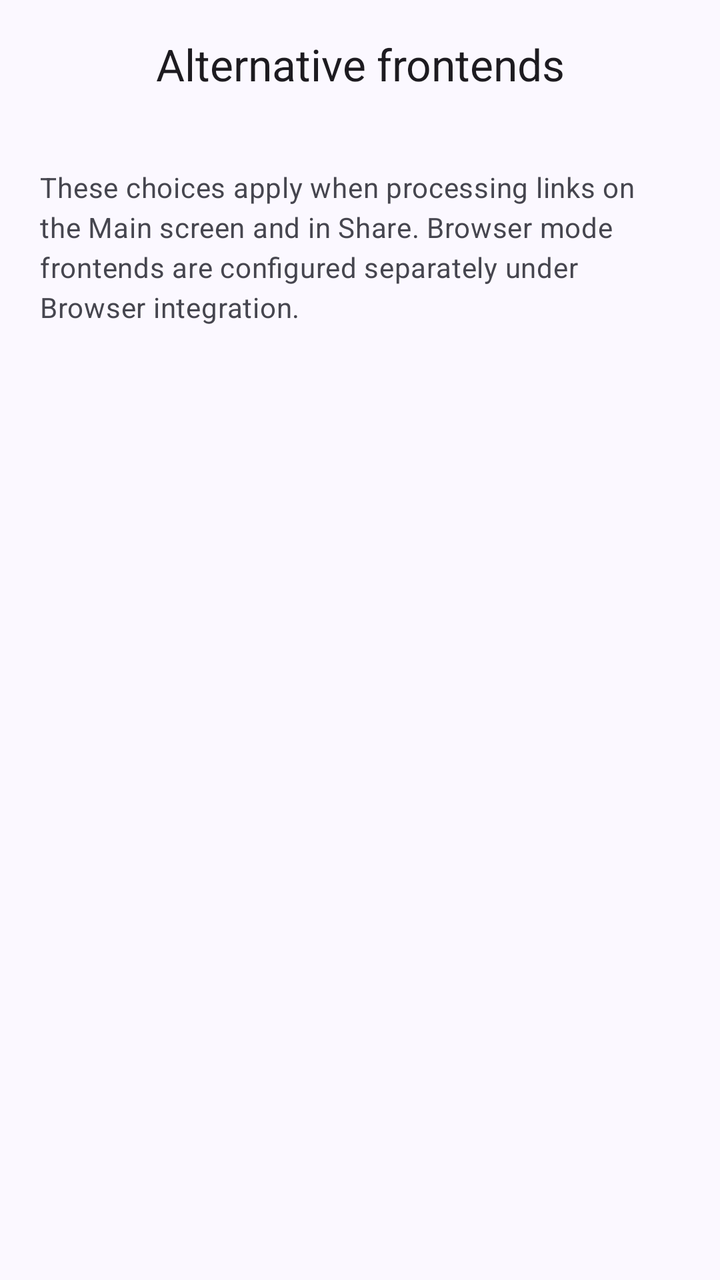
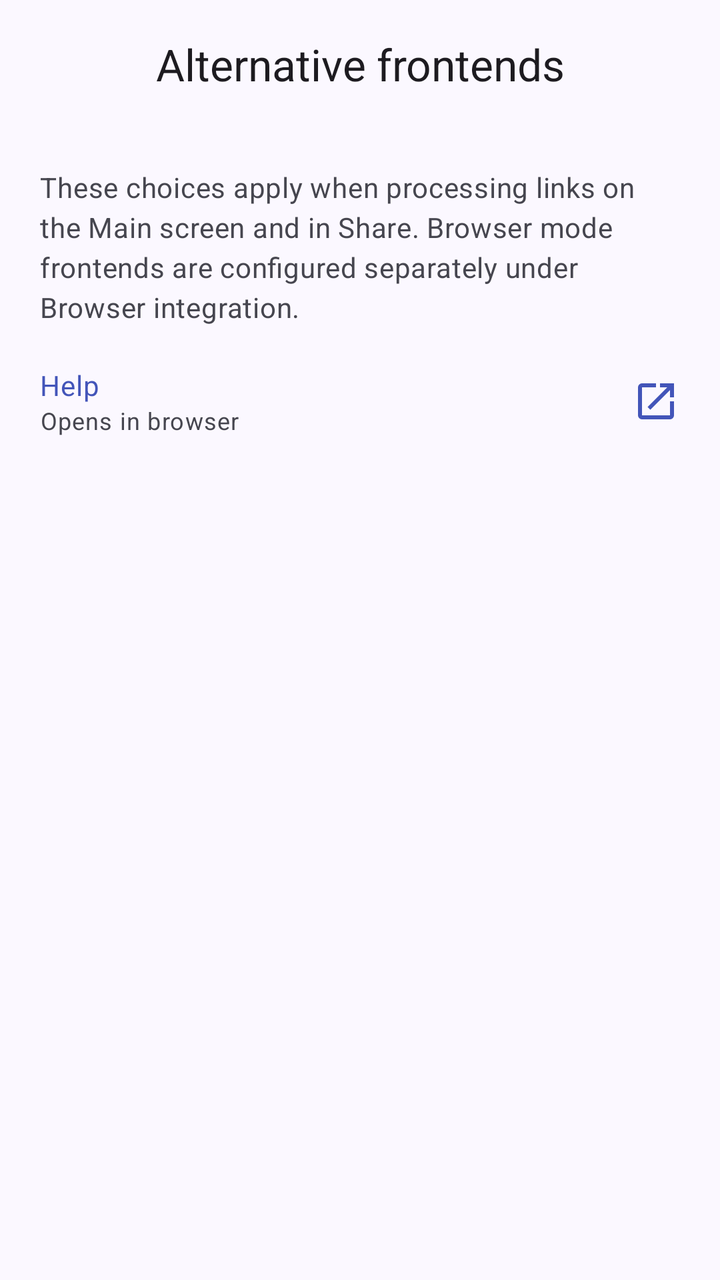

Before-and-after screenshots of an Android layout around one commit, followed by the original layout XML and the change that was made.
<!-- AndroidManifest.xml: activity theme Theme.FixupXer -->
<!-- res/layout/activity_frontend_settings.xml -->
<?xml version="1.0" encoding="utf-8"?>
<androidx.coordinatorlayout.widget.CoordinatorLayout xmlns:android="http://schemas.android.com/apk/res/android"
    xmlns:app="http://schemas.android.com/apk/res-auto"
    xmlns:tools="http://schemas.android.com/tools"
    android:layout_width="match_parent"
    android:layout_height="match_parent"
    android:background="?attr/colorSurface"
    android:fitsSystemWindows="false"
    tools:context=".ui.FrontendSettingsActivity">

    <com.google.android.material.appbar.AppBarLayout
        android:id="@+id/appBarLayout"
        android:layout_width="match_parent"
        android:layout_height="wrap_content"
        android:background="?attr/colorSurface"
        android:outlineProvider="none"
        android:stateListAnimator="@null"
        app:elevation="0dp"
        app:liftOnScroll="false"
        app:liftOnScrollColor="?attr/colorSurface">

        <com.google.android.material.appbar.MaterialToolbar
            android:id="@+id/toolbar"
            android:layout_width="match_parent"
            android:layout_height="wrap_content"
            app:title="@string/alternative_frontends_title"
            app:titleCentered="true"
            app:titleTextAppearance="@style/TextAppearance.Material3.TitleLarge" />
    </com.google.android.material.appbar.AppBarLayout>

    <androidx.core.widget.NestedScrollView
        android:id="@+id/mainScrollView"
        android:layout_width="match_parent"
        android:layout_height="match_parent"
        android:fillViewport="true"
        app:layout_behavior="@string/appbar_scrolling_view_behavior">

        <androidx.constraintlayout.widget.ConstraintLayout
            android:layout_width="match_parent"
            android:layout_height="wrap_content">

            <LinearLayout
                android:layout_width="0dp"
                android:layout_height="wrap_content"
                android:orientation="vertical"
                android:padding="@dimen/padding_large"
                app:layout_constraintEnd_toEndOf="parent"
                app:layout_constraintStart_toStartOf="parent"
                app:layout_constraintTop_toTopOf="parent"
                app:layout_constraintWidth_max="@dimen/settings_content_max_width">

                <TextView
                    android:layout_width="match_parent"
                    android:layout_height="wrap_content"
                    android:layout_marginBottom="@dimen/padding_medium"
                    android:text="@string/alternative_frontends_intro"
                    android:textAppearance="@style/TextAppearance.Material3.BodyMedium"
                    android:textColor="?attr/colorOnSurfaceVariant" />

                <com.google.android.material.card.MaterialCardView
                    android:layout_width="match_parent"
                    android:layout_height="wrap_content"
                    app:cardCornerRadius="@dimen/flow_card_radius">

                    <LinearLayout
                        android:id="@+id/frontendPlatformsContainer"
                        android:layout_width="match_parent"
                        android:layout_height="wrap_content"
                        android:orientation="vertical" />
                </com.google.android.material.card.MaterialCardView>
            </LinearLayout>
        </androidx.constraintlayout.widget.ConstraintLayout>
    </androidx.core.widget.NestedScrollView>
</androidx.coordinatorlayout.widget.CoordinatorLayout>
<!-- resources referenced by this layout -->
<resources>
  <dimen name="flow_card_radius">20dp</dimen>
  <dimen name="padding_large">24dp</dimen>
  <dimen name="padding_medium">16dp</dimen>
  <dimen name="settings_content_max_width">720dp</dimen>
  <string name="alternative_frontends_intro">These choices apply when processing links on the Main screen and in Share. Browser mode frontends are configured separately under Browser integration.</string>
  <string name="alternative_frontends_title">Alternative frontends</string>
  <style name="Theme.FixupXer" parent="Base.Theme.FixupXer" />
  <color name="md_theme_primary">#4355B9</color>
  <color name="md_theme_onPrimary">#FFFFFF</color>
  <color name="md_theme_primaryContainer">#DEE0FF</color>
  <color name="md_theme_onPrimaryContainer">#00105C</color>
  <color name="md_theme_secondary">#5B5D72</color>
  <color name="md_theme_onSecondary">#FFFFFF</color>
  <color name="md_theme_secondaryContainer">#E0E1F9</color>
  <color name="md_theme_onSecondaryContainer">#181A2C</color>
  <color name="md_theme_tertiary">#77536D</color>
  <color name="md_theme_onTertiary">#FFFFFF</color>
  <color name="md_theme_tertiaryContainer">#FFD7F1</color>
  <color name="md_theme_onTertiaryContainer">#2D1228</color>
  <color name="md_theme_error">#BA1A1A</color>
  <color name="md_theme_onError">#FFFFFF</color>
  <color name="md_theme_errorContainer">#FFDAD6</color>
  <color name="md_theme_onErrorContainer">#410002</color>
  <color name="md_theme_background">#FBF8FF</color>
  <color name="md_theme_onBackground">#1B1B21</color>
  <color name="md_theme_surface">#FBF8FF</color>
  <color name="md_theme_onSurface">#1B1B21</color>
  <color name="md_theme_surfaceVariant">#E3E1EC</color>
  <color name="md_theme_onSurfaceVariant">#46464F</color>
  <color name="md_theme_outline">#767680</color>
  <color name="md_theme_outlineVariant">#C7C5D0</color>
  <color name="md_theme_surfaceContainerLowest">#FFFFFF</color>
  <color name="md_theme_surfaceContainerLow">#F5F2FA</color>
  <color name="md_theme_surfaceContainer">#EFEDF4</color>
  <color name="md_theme_surfaceContainerHigh">#E9E7EF</color>
  <color name="md_theme_surfaceContainerHighest">#E4E1E9</color>
  <color name="md_theme_inverseSurface">#303036</color>
  <color name="md_theme_inverseOnSurface">#F2EFF7</color>
  <color name="md_theme_inversePrimary">#BAC3FF</color>
  <style name="CardStyle" parent="Widget.Material3.CardView.Elevated">
          <item name="cardCornerRadius">@dimen/card_corner_radius</item>
          <item name="cardElevation">0dp</item>
          <item name="strokeWidth">@dimen/card_stroke_width</item>
          <item name="strokeColor">@color/md_theme_outlineVariant</item>
      </style>
  <style name="SwitchStyle" parent="Widget.Material3.CompoundButton.MaterialSwitch" />
  <style name="ButtonStyle" parent="Widget.Material3.Button" />
  <dimen name="card_corner_radius">12dp</dimen>
  <dimen name="card_stroke_width">1dp</dimen>
  <!-- unchanged entries left out for length: 1 -->
</resources>

<!-- the commit's change to res/layout/activity_frontend_settings.xml (unified diff, before → after) -->
@@ -57,6 +57,12 @@
                     android:textAppearance="@style/TextAppearance.Material3.BodyMedium"
                     android:textColor="?attr/colorOnSurfaceVariant" />
 
+                <include
+                    android:id="@+id/frontendsHelp"
+                    layout="@layout/view_help_link"
+                    android:layout_width="match_parent"
+                    android:layout_height="wrap_content" />
+
                 <com.google.android.material.card.MaterialCardView
                     android:layout_width="match_parent"
                     android:layout_height="wrap_content"
@@ -72,3 +78,47 @@
         </androidx.constraintlayout.widget.ConstraintLayout>
     </androidx.core.widget.NestedScrollView>
 </androidx.coordinatorlayout.widget.CoordinatorLayout>
+<!-- res/layout/view_help_link.xml (included above) -->
+<?xml version="1.0" encoding="utf-8"?>
+<LinearLayout xmlns:android="http://schemas.android.com/apk/res/android"
+    xmlns:app="http://schemas.android.com/apk/res-auto"
+    android:layout_width="match_parent"
+    android:layout_height="wrap_content"
+    android:minHeight="@dimen/min_touch_target_size"
+    android:paddingTop="@dimen/padding_small"
+    android:paddingBottom="@dimen/padding_small"
+    android:background="?attr/selectableItemBackground"
+    android:clickable="true"
+    android:focusable="true"
+    android:gravity="center_vertical"
+    android:orientation="horizontal">
+
+    <LinearLayout
+        android:layout_width="0dp"
+        android:layout_height="wrap_content"
+        android:layout_weight="1"
+        android:importantForAccessibility="noHideDescendants"
+        android:orientation="vertical">
+        <TextView
+            android:id="@+id/textHelpTitle"
+            android:layout_width="match_parent"
+            android:layout_height="wrap_content"
+            android:text="@string/help"
+            android:textAppearance="@style/TextAppearance.Material3.BodyMedium"
+            android:textColor="?attr/colorPrimary" />
+        <TextView
+            android:layout_width="match_parent"
+            android:layout_height="wrap_content"
+            android:text="@string/help_opens_in_browser"
+            android:textAppearance="@style/TextAppearance.Material3.BodySmall"
+            android:textColor="?attr/colorOnSurfaceVariant" />
+    </LinearLayout>
+
+    <ImageView
+        android:layout_width="24dp"
+        android:layout_height="24dp"
+        android:layout_marginStart="@dimen/padding_small"
+        android:importantForAccessibility="no"
+        android:src="@drawable/ic_open_external"
+        app:tint="?attr/colorPrimary" />
+</LinearLayout>
<!-- resource entries referenced after the edit -->
@@ -1,11 +1,23 @@
 <!-- resources referenced by this layout -->
 <resources>
   <dimen name="flow_card_radius">20dp</dimen>
+  <dimen name="min_touch_target_size">48dp</dimen>
   <dimen name="padding_large">24dp</dimen>
   <dimen name="padding_medium">16dp</dimen>
+  <dimen name="padding_small">8dp</dimen>
   <dimen name="settings_content_max_width">720dp</dimen>
+  <!-- drawable ic_open_external (drawable) -->
+  <?xml version="1.0" encoding="utf-8"?>
+  <vector xmlns:android="http://schemas.android.com/apk/res/android"
+      android:width="24dp" android:height="24dp"
+      android:viewportWidth="24" android:viewportHeight="24">
+      <path android:fillColor="@android:color/black"
+          android:pathData="M19,19H5V5h7V3H5a2,2 0,0 0,-2 2v14a2,2 0,0 0,2 2h14a2,2 0,0 0,2 -2v-7h-2zM14,3v2h3.59L7.76,14.83l1.41,1.41L19,6.41V10h2V3z" />
+  </vector>
   <string name="alternative_frontends_intro">These choices apply when processing links on the Main screen and in Share. Browser mode frontends are configured separately under Browser integration.</string>
   <string name="alternative_frontends_title">Alternative frontends</string>
+  <string name="help">Help</string>
+  <string name="help_opens_in_browser">Opens in browser</string>
   <style name="Theme.FixupXer" parent="Base.Theme.FixupXer" />
   <color name="md_theme_primary">#4355B9</color>
   <color name="md_theme_onPrimary">#FFFFFF</color>
